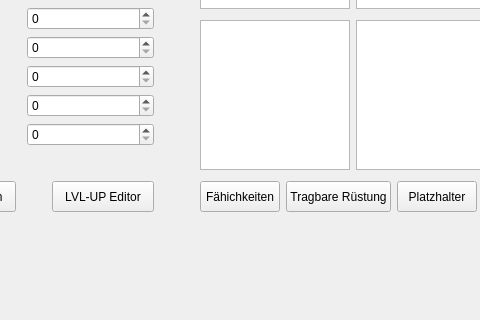
First picture: the form in 2D-Game-Creator/editor/hero_editor/hero_editor.ui, repository sudo-gedit/2D_Game_Creator, before the edit; both pictures show x 701 to 1181 and y 469 to 789 of the 1448 by 789 pixel window.
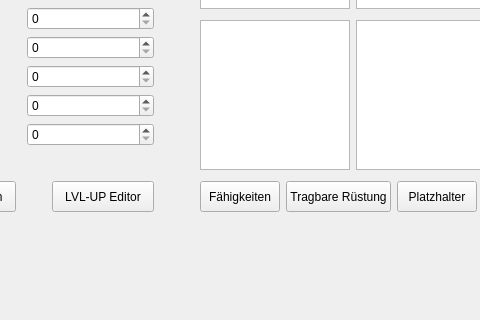
Second picture: the form after the edit.

```diff
--- a/2D-Game-Creator/editor/hero_editor/hero_editor.ui
+++ b/2D-Game-Creator/editor/hero_editor/hero_editor.ui
@@ -904,7 +904,7 @@
                </size>
               </property>
               <property name="text">
-               <string>Fähichkeiten</string>
+               <string>Fähigkeiten</string>
               </property>
              </widget>
             </item>
```
